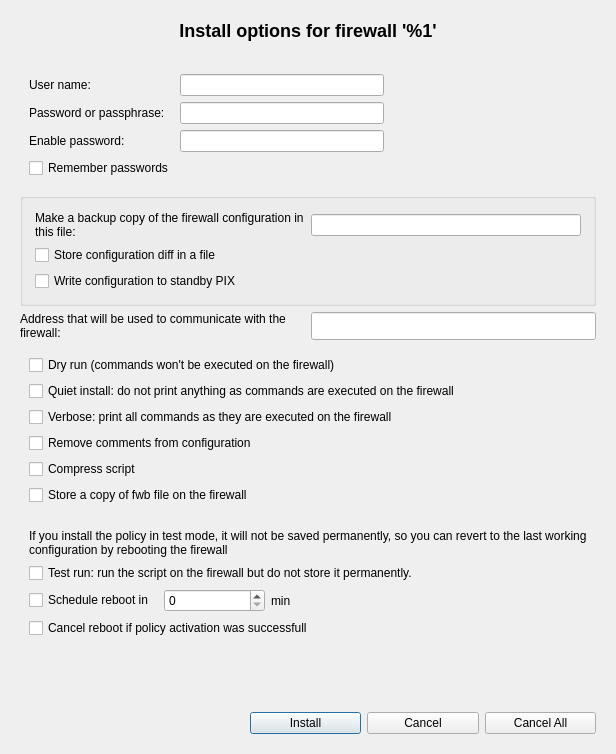
This is src/libgui/instoptionsdialog_q.ui in fwbuilder/fwbuilder as Qt 5 draws it before an edit. The edited form follows.
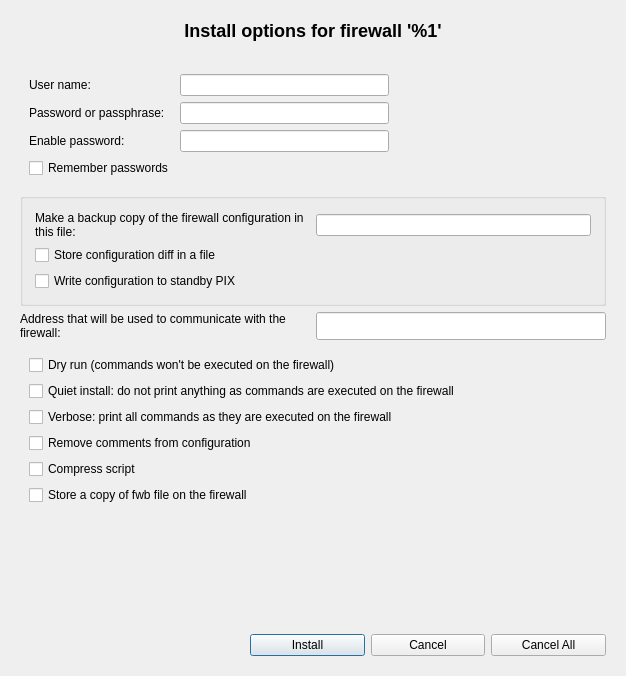
This is the edited form.

Commit message: see #2129 deprecate "test install" function. We have decided to deprecate test install because it is rather heavy-handed on Linux and PIX where it reboots the firewall and plain does not work on *BSD.

```diff
--- a/src/libgui/instoptionsdialog_q.ui
+++ b/src/libgui/instoptionsdialog_q.ui
@@ -6,8 +6,8 @@
    <rect>
     <x>0</x>
     <y>0</y>
-    <width>616</width>
-    <height>754</height>
+    <width>626</width>
+    <height>676</height>
    </rect>
   </property>
   <property name="sizePolicy">
@@ -336,110 +336,6 @@
        </widget>
       </item>
       <item row="4" column="0" colspan="2">
-       <widget class="QFrame" name="testOptionsBox">
-        <property name="sizePolicy">
-         <sizepolicy hsizetype="Preferred" vsizetype="Fixed">
-          <horstretch>0</horstretch>
-          <verstretch>0</verstretch>
-         </sizepolicy>
-        </property>
-        <property name="frameShape">
-         <enum>QFrame::NoFrame</enum>
-        </property>
-        <property name="frameShadow">
-         <enum>QFrame::Plain</enum>
-        </property>
-        <layout class="QGridLayout">
-         <item row="2" column="2">
-          <widget class="QLabel" name="rollbackTimeUnit">
-           <property name="text">
-            <string>min</string>
-           </property>
-           <property name="wordWrap">
-            <bool>false</bool>
-           </property>
-          </widget>
-         </item>
-         <item row="2" column="1">
-          <widget class="QSpinBox" name="rollbackTime">
-           <property name="maximum">
-            <number>99999</number>
-           </property>
-          </widget>
-         </item>
-         <item row="2" column="3" colspan="2">
-          <spacer>
-           <property name="orientation">
-            <enum>Qt::Vertical</enum>
-           </property>
-           <property name="sizeType">
-            <enum>QSizePolicy::Expanding</enum>
-           </property>
-           <property name="sizeHint" stdset="0">
-            <size>
-             <width>140</width>
-             <height>20</height>
-            </size>
-           </property>
-          </spacer>
-         </item>
-         <item row="1" column="0" colspan="4">
-          <widget class="QCheckBox" name="testRun">
-           <property name="text">
-            <string>Test run: run the script on the firewall but do not store it permanently.</string>
-           </property>
-          </widget>
-         </item>
-         <item row="1" column="4">
-          <spacer>
-           <property name="orientation">
-            <enum>Qt::Vertical</enum>
-           </property>
-           <property name="sizeType">
-            <enum>QSizePolicy::Expanding</enum>
-           </property>
-           <property name="sizeHint" stdset="0">
-            <size>
-             <width>30</width>
-             <height>20</height>
-            </size>
-           </property>
-          </spacer>
-         </item>
-         <item row="2" column="0">
-          <widget class="QCheckBox" name="rollback">
-           <property name="toolTip">
-            <string>Rebooting the firewall will restore its original policy. To cancel reboot, install the policy with &quot;test run&quot; option turned off</string>
-           </property>
-           <property name="text">
-            <string>Schedule reboot in </string>
-           </property>
-          </widget>
-         </item>
-         <item row="0" column="0" colspan="5">
-          <widget class="QLabel" name="textLabel1">
-           <property name="text">
-            <string>If you install the policy in test mode, it will not be saved permanently, so you can revert to the last working configuration by rebooting the firewall</string>
-           </property>
-           <property name="alignment">
-            <set>Qt::AlignVCenter</set>
-           </property>
-           <property name="wordWrap">
-            <bool>true</bool>
-           </property>
-          </widget>
-         </item>
-         <item row="3" column="0" colspan="5">
-          <widget class="QCheckBox" name="cancelRollbackIfSuccess">
-           <property name="text">
-            <string>Cancel reboot if policy activation was successfull</string>
-           </property>
-          </widget>
-         </item>
-        </layout>
-       </widget>
-      </item>
-      <item row="5" column="0" colspan="2">
        <spacer name="verticalSpacer">
         <property name="orientation">
          <enum>Qt::Vertical</enum>
```
Left out of the diff: 20 changed lines with no effect on the pictures. The commit also changes 27 other files.
